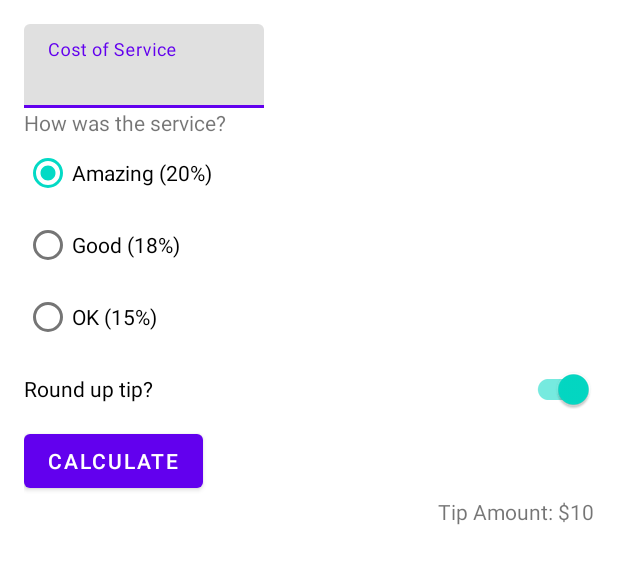
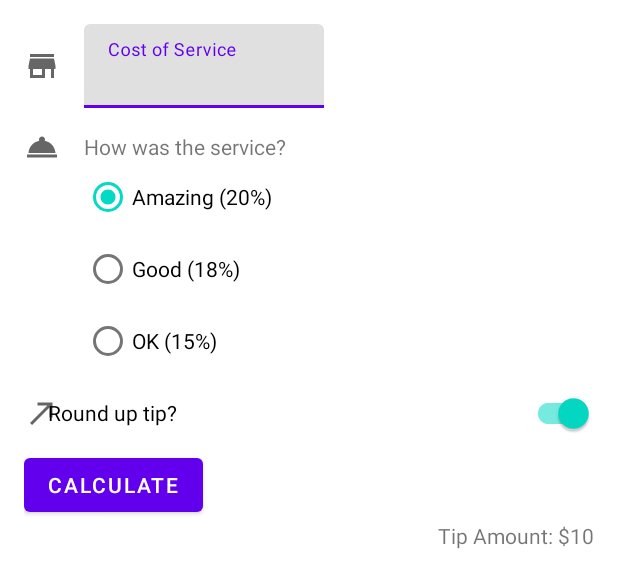
Before and after one commit to R1CKYS3NS31/sensei_3_tiptime_android, an Android app: the layout activity_main.xml on its own in the app's theme, with its tools: preview values and no code run, on a phone screen of 412 x 824 dp. Shown: the top 588 px of the screen. Run offline under Robolectric (Android 15) with nearby library versions, the phone set to English and light mode, and no system bars.

Commit message:
MDC commit

```diff
--- a/app/build.gradle
+++ b/app/build.gradle
@@ -12,6 +12,7 @@ android {
         targetSdk 31
         versionCode 1
         versionName "1.0"
+        vectorDrawables.useSupportLibrary = true
 
         testInstrumentationRunner "androidx.test.runner.AndroidJUnitRunner"
     }
--- a/app/src/main/res/layout/activity_main.xml
+++ b/app/src/main/res/layout/activity_main.xml
@@ -7,14 +7,26 @@
     android:padding="16dp"
     tools:context=".MainActivity">
 
+    <ImageView
+        android:layout_width="wrap_content"
+        android:layout_height="wrap_content"
+        android:id="@+id/icon_cost_of_service"
+        android:importantForAccessibility="no"
+        app:srcCompat = "@drawable/ic_store"
+        app:layout_constraintStart_toStartOf="parent"
+        app:layout_constraintTop_toTopOf="@id/cost_of_service"
+        app:layout_constraintBottom_toBottomOf="@id/cost_of_service"
+        />
+
     <com.google.android.material.textfield.TextInputLayout
         android:layout_width="160dp"
         android:layout_height="wrap_content"
         android:id="@+id/cost_of_service"
         android:hint="@string/cost_of_service"
-        app:layout_constraintStart_toStartOf="parent"
         app:layout_constraintTop_toTopOf="parent"
-        >
+        android:layout_marginStart="16dp"
+        app:layout_constraintStart_toEndOf="@id/icon_cost_of_service"
+        android:layout_marginLeft="16dp">
 
         <com.google.android.material.textfield.TextInputEditText
             android:layout_width="match_parent"
@@ -26,12 +38,23 @@
 
     </com.google.android.material.textfield.TextInputLayout>
 
+    <ImageView
+        android:layout_width="wrap_content"
+        android:layout_height="wrap_content"
+        android:id="@+id/icon_service_question"
+        android:importantForAccessibility="no"
+        app:srcCompat="@drawable/ic_service"
+        app:layout_constraintStart_toStartOf="parent"
+        app:layout_constraintTop_toTopOf="@id/service_question"
+        app:layout_constraintBottom_toBottomOf="@id/service_question"/>
+
     <TextView
         android:id="@+id/service_question"
         android:layout_width="wrap_content"
         android:layout_height="wrap_content"
         android:text="@string/how_was_the_service"
-        app:layout_constraintStart_toStartOf="parent"
+        android:layout_marginTop="16dp"
+        app:layout_constraintStart_toStartOf="@id/cost_of_service"
         app:layout_constraintTop_toBottomOf="@+id/cost_of_service" />
 
     <RadioGroup
@@ -40,7 +63,7 @@
         android:layout_height="wrap_content"
         android:checkedButton="@id/option_twenty_percent"
         android:orientation="vertical"
-        app:layout_constraintStart_toStartOf="parent"
+        app:layout_constraintStart_toStartOf="@id/service_question"
         app:layout_constraintTop_toBottomOf="@+id/service_question">
 
         <RadioButton
@@ -64,16 +87,29 @@
             android:text="@string/ok_15" />
     </RadioGroup>
 
+    <ImageView
+        android:layout_width="wrap_content"
+        android:layout_height="wrap_content"
+        android:id="@+id/icon_round_up"
+        android:importantForAccessibility="no"
+        app:srcCompat="@drawable/ic_round_up"
+        app:layout_constraintStart_toStartOf="parent"
+        app:layout_constraintTop_toTopOf="@id/round_up_switch"
+        app:layout_constraintBottom_toBottomOf="@id/round_up_switch"
+        />
+
     <com.google.android.material.switchmaterial.SwitchMaterial
         android:id="@+id/round_up_switch"
         android:layout_width="0dp"
         android:layout_height="wrap_content"
         android:checked="true"
         android:text="@string/round_up_tip"
+        android:layout_marginStart="16dp"
+        app:layout_constraintStart_toEndOf="@id/icon_round_up"
         app:layout_constraintEnd_toEndOf="parent"
         app:layout_constraintStart_toStartOf="parent"
         app:layout_constraintTop_toBottomOf="@id/tip_options"
-        tools:ignore="UseSwitchCompatOrMaterialXml" />
+        android:layout_marginLeft="16dp" />
 
     <Button
         android:id="@+id/calculate_button"
```
